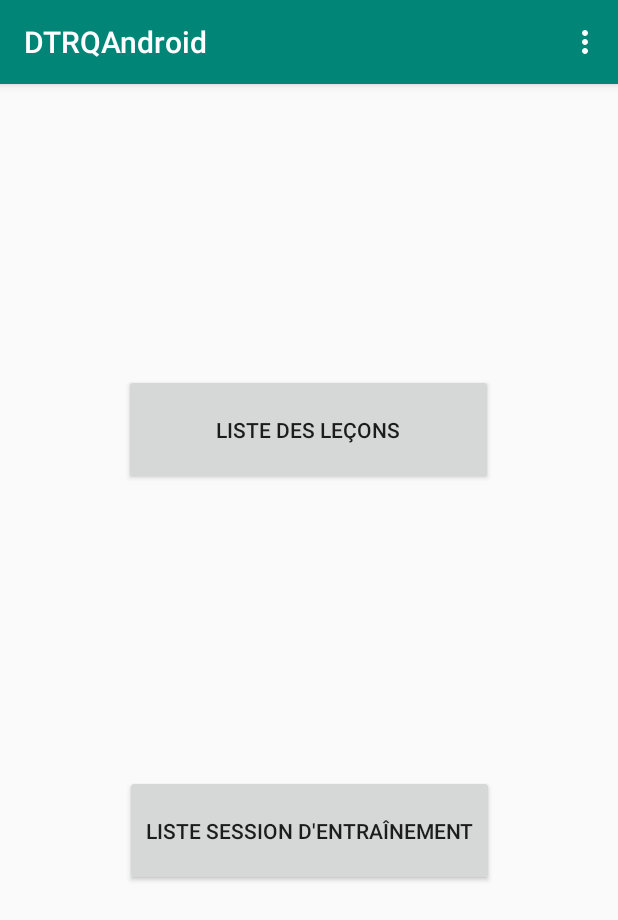
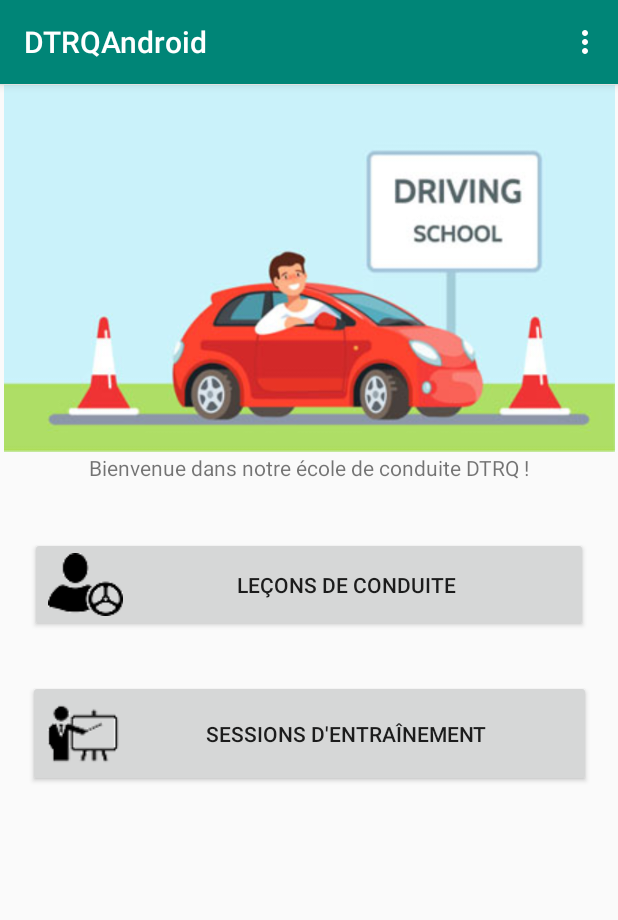
Before and after one commit to RomaneB/DTRQAndroid, an Android app: the HomeFragment screen opened through its navigation route, on a phone screen of 412 x 824 dp. Shown: the top 920 px of the screen. Run offline under Robolectric (Android 15) with nearby library versions, the phone set to English and light mode, and no system bars.

Commit message:
Home page done + don't show menu in login page

```diff
--- a/app/src/main/java/org/diiage/dtrqandroid/data/db/dao/DrivingLessonDao.java
+++ b/app/src/main/java/org/diiage/dtrqandroid/data/db/dao/DrivingLessonDao.java
@@ -16,11 +16,15 @@ public interface DrivingLessonDao {
     @Query("SELECT * FROM drivingLesson")
     LiveData<List<DrivingLesson>> getAllDrivingLessons();
 
-    @Query("SELECT * FROM drivingLesson INNER JOIN instructor ON drivingLesson.instructorId = instructor.instructorId WHERE userId = 0 AND date(datetime(date / 1000 , 'unixepoch')) > date('now') AND date NOT IN (SELECT date FROM drivingLesson WHERE userId = :userId) ORDER BY date")
+    @Query("SELECT * FROM drivingLesson " +
+            "INNER JOIN instructor ON drivingLesson.instructorId = instructor.instructorId " +
+            "WHERE userId = 0 AND date(datetime(date / 1000 , 'unixepoch')) > date('now') " +
+            "AND date NOT IN (SELECT date FROM drivingLesson WHERE userId = :userId) ORDER BY date")
     LiveData<List<DrivingLessonWithInstructor>> getAvailableDrivingLessons(Long userId);
 
     @Insert
     void insert(DrivingLesson drivingLesson);
+
 
     @Query("UPDATE drivingLesson SET userId = :userId WHERE drivingLessonId = :drivingId")
     void registrer(Long userId, Long drivingId);
--- a/app/src/main/java/org/diiage/dtrqandroid/data/db/entity/DrivingLesson.java
+++ b/app/src/main/java/org/diiage/dtrqandroid/data/db/entity/DrivingLesson.java
@@ -9,7 +9,7 @@ import androidx.room.PrimaryKey;
 import androidx.room.TypeConverters;
 
 @Entity(tableName = "drivingLesson")
-public class DrivingLesson {
+    public class DrivingLesson {
 
     @PrimaryKey(autoGenerate = true)
     @ColumnInfo(name = "drivingLessonId")
--- a/app/src/main/java/org/diiage/dtrqandroid/data/view/LoginPage.java
+++ b/app/src/main/java/org/diiage/dtrqandroid/data/view/LoginPage.java
@@ -4,6 +4,8 @@ package org.diiage.dtrqandroid.data.view;
 import android.os.Bundle;
 import android.util.Log;
 import android.view.LayoutInflater;
+import android.view.Menu;
+import android.view.MenuInflater;
 import android.view.View;
 import android.view.ViewGroup;
 import android.widget.Button;
@@ -40,6 +42,7 @@ public class LoginPage extends Fragment {
     @Override
     public void onCreate(@Nullable Bundle savedInstanceState) {
         super.onCreate(savedInstanceState);
+        setHasOptionsMenu(true);
 
         ((RoomApplication) getActivity().getApplication())
                 .getApplicationComponent()
@@ -83,6 +86,12 @@ public class LoginPage extends Fragment {
 
     }
 
+    @Override
+    public void onCreateOptionsMenu(Menu menu, MenuInflater inflater) {
+        super.onCreateOptionsMenu(menu, inflater);
+        menu.clear();
+    }
+
     public void LoginUser(String username, String password){
         View view = getView();
         userViewModel.getUserByUsername(username, password).observe(this, user -> {
--- a/app/src/main/res/layout/fragment_home.xml
+++ b/app/src/main/res/layout/fragment_home.xml
@@ -10,24 +10,48 @@
 
     <Button
         android:id="@+id/btnGoToDriving"
-        android:layout_width="246dp"
-        android:layout_height="74dp"
+        android:layout_width="372dp"
+        android:layout_height="63dp"
+        android:layout_marginTop="32dp"
+        android:layout_marginBottom="64dp"
+        android:drawableLeft="@drawable/drivinglessons"
+        android:gravity="center_horizontal|center_vertical"
         android:text="@string/training_sessions_tabs_title_liste_des_lecons"
         app:layout_constraintBottom_toTopOf="@+id/btnGoToTraining"
         app:layout_constraintEnd_toEndOf="parent"
-        app:layout_constraintHorizontal_bias="0.496"
+        app:layout_constraintHorizontal_bias="0.5"
         app:layout_constraintStart_toStartOf="parent"
-        app:layout_constraintTop_toTopOf="parent" />
+        app:layout_constraintTop_toBottomOf="@+id/textView2" />
 
     <Button
         android:id="@+id/btnGoToTraining"
-        android:layout_width="246dp"
-        android:layout_height="74dp"
-        android:layout_marginBottom="40dp"
+        android:layout_width="375dp"
+        android:layout_height="71dp"
+        android:layout_marginTop="32dp"
+        android:drawableLeft="@drawable/trainingsessions"
         android:text="@string/training_sessions_tabs_title_liste_session"
-        app:layout_constraintBottom_toBottomOf="parent"
         app:layout_constraintEnd_toEndOf="parent"
+        app:layout_constraintHorizontal_bias="0.5"
         app:layout_constraintStart_toStartOf="parent"
         app:layout_constraintTop_toBottomOf="@+id/btnGoToDriving" />
 
+    <ImageView
+        android:id="@+id/imageView"
+        android:layout_width="407dp"
+        android:layout_height="246dp"
+        app:layout_constraintEnd_toEndOf="parent"
+        app:layout_constraintStart_toStartOf="parent"
+        app:layout_constraintTop_toTopOf="parent"
+        app:srcCompat="@drawable/driving_school" />
+
+    <TextView
+        android:id="@+id/textView2"
+        android:layout_width="358dp"
+        android:layout_height="24dp"
+        android:text="Bienvenue dans notre école de conduite DTRQ !"
+        android:textAlignment="center"
+        app:layout_constraintEnd_toEndOf="parent"
+        app:layout_constraintStart_toStartOf="parent"
+        app:layout_constraintTop_toBottomOf="@+id/imageView" />
+
 </androidx.constraintlayout.widget.ConstraintLayout>
--- a/app/src/main/res/values/strings.xml
+++ b/app/src/main/res/values/strings.xml
@@ -6,7 +6,7 @@
     <string name="driving_lessons_tabs_title_lecons_prochaines">Leçons prochaines</string>
     <string name="driving_lessons_tabs_title_mes_lecons">Mes leçons</string>
     <string name="driving_lessons_tabs_title_lecons_precedentes">Leçons précédentes</string>
-    <string name="training_sessions_tabs_title_liste_des_lecons">Liste des leçons</string>
+    <string name="training_sessions_tabs_title_liste_des_lecons">Leçons de conduite</string>
     <string name="training_sessions_tabs_title_lecons_passees">Leçons passées</string>
-    <string name="training_sessions_tabs_title_liste_session">Liste session d\'entraînement</string>
+    <string name="training_sessions_tabs_title_liste_session">Sessions d\'entraînement</string>
 </resources>
```
Also changed, not shown: app/src/main/res/drawable/driving_school.jpg (added), app/src/main/res/drawable/drivinglessons.png (added), app/src/main/res/drawable/trainingsessions.png (added).
